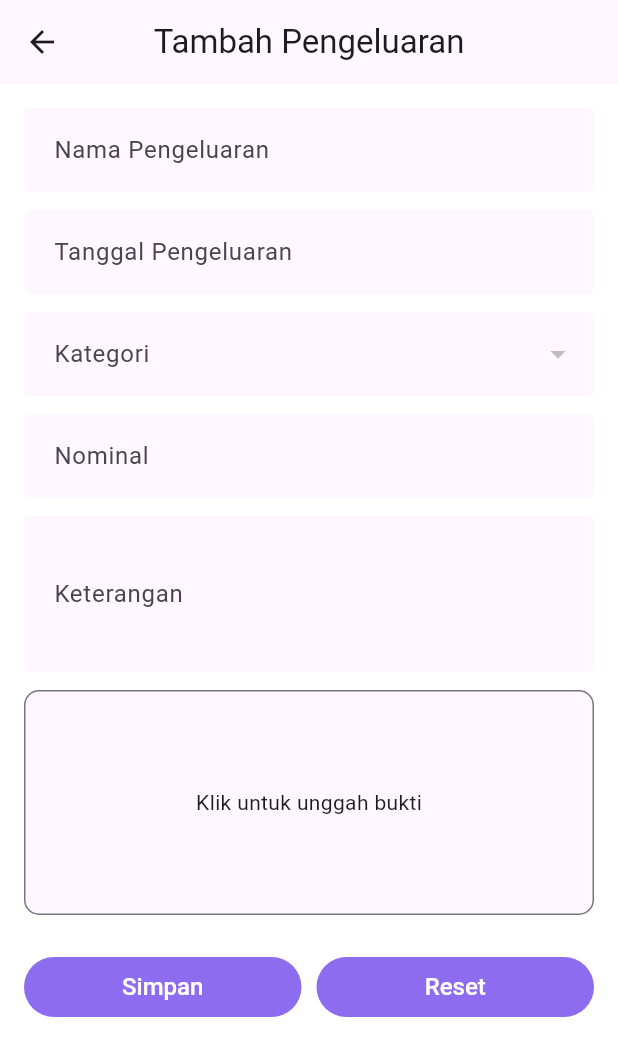
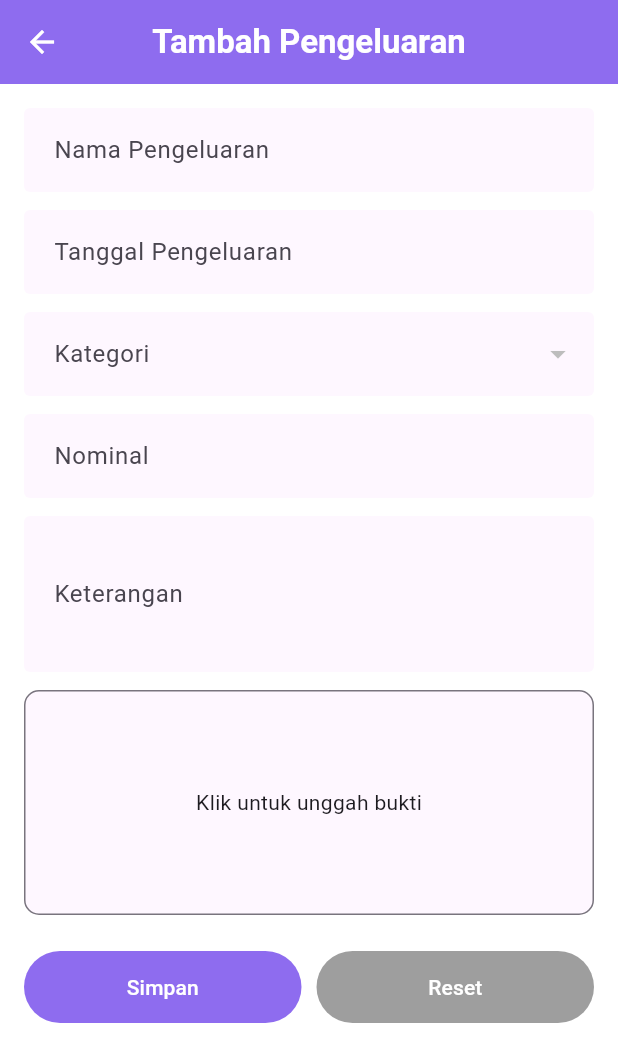
Before and after one commit to nurwahibzy/jawara_pintar_mobile_version, a Flutter app: the TambahPengeluaranPage screen opened by its route, on a phone screen of 412 x 824 dp. Shown: the top 1062 px of the screen. Run offline on Flutter 3.47's test engine with Material 3 defaults, Android fonts, the phone set to English and light mode, and no system bars; our stand-ins replace bloc, dartz, equatable, fl_chart, flutter_bloc, flutter_dotenv and 5 more; accounts and stored records are empty; Roboto replaces fonts that are missing (CircularStd).

Commit message:
feat( pengeluaran): unify Save/Reset button colors in Add/Edit pages (#57)
* feat( pengeluaran): unify Save/Reset button colors in Add/Edit pages

```diff
--- a/lib/features/pengeluaran/presentation/pages/tambah_pengeluaran.dart
+++ b/lib/features/pengeluaran/presentation/pages/tambah_pengeluaran.dart
@@ -4,6 +4,7 @@ import 'package:flutter/material.dart';
 import 'package:flutter_bloc/flutter_bloc.dart';
 import 'package:image_picker/image_picker.dart';
 import 'package:intl/intl.dart';
+import 'package:jawara_pintar_mobile_version/core/theme/app_colors.dart';
 import 'package:supabase_flutter/supabase_flutter.dart';
 
 import '../../../../../features/pengeluaran/domain/entities/kategori_transaksi.dart';
@@ -89,7 +90,6 @@ class _TambahPengeluaranPageState extends State<TambahPengeluaranPage> {
   }
 
   void _simpanData() async {
-    // <-- jadikan async
     if (namaController.text.isEmpty ||
         nominalController.text.isEmpty ||
         kategori == null ||
@@ -156,9 +156,14 @@ class _TambahPengeluaranPageState extends State<TambahPengeluaranPage> {
     final theme = Theme.of(context);
 
     return Scaffold(
-      appBar: AppBar(
-        title: const Text("Tambah Pengeluaran"),
+     appBar: AppBar(
+        backgroundColor: AppColors.primary,
         centerTitle: true,
+        title: const Text(
+          "Tambah Pengeluaran",
+          style: TextStyle(color: Colors.white, fontWeight: FontWeight.bold),
+        ),
+        iconTheme: const IconThemeData(color: Colors.white),
       ),
       body: BlocListener<PengeluaranBloc, PengeluaranState>(
         listener: (context, state) {
@@ -279,19 +284,37 @@ class _TambahPengeluaranPageState extends State<TambahPengeluaranPage> {
               const SizedBox(height: 24),
 
               // Tombol Simpan & Reset
-              Row(
+             Row(
                 children: [
                   Expanded(
                     child: ElevatedButton(
                       onPressed: _simpanData,
-                      child: const Text("Simpan"),
+                      style: ElevatedButton.styleFrom(
+                        backgroundColor: AppColors.primary,
+                        padding: const EdgeInsets.symmetric(vertical: 14),
+                      ),
+                      child: Text(
+                        "Simpan",
+                        style: theme.textTheme.labelLarge?.copyWith(
+                          color: Colors.white,
+                        ),
+                      ),
                     ),
                   ),
                   const SizedBox(width: 10),
                   Expanded(
                     child: ElevatedButton(
                       onPressed: _resetForm,
-                      child: const Text("Reset"),
+                      style: ElevatedButton.styleFrom(
+                        backgroundColor: Colors.grey,
+                        padding: const EdgeInsets.symmetric(vertical: 14),
+                      ),
+                      child: Text(
+                        "Reset",
+                        style: theme.textTheme.labelLarge?.copyWith(
+                          color: Colors.white,
+                        ),
+                      ),
                     ),
                   ),
                 ],
```
Also changed, not shown: lib/features/pengeluaran/presentation/pages/edit_pengeluaran.dart (+18 -8 lines).
